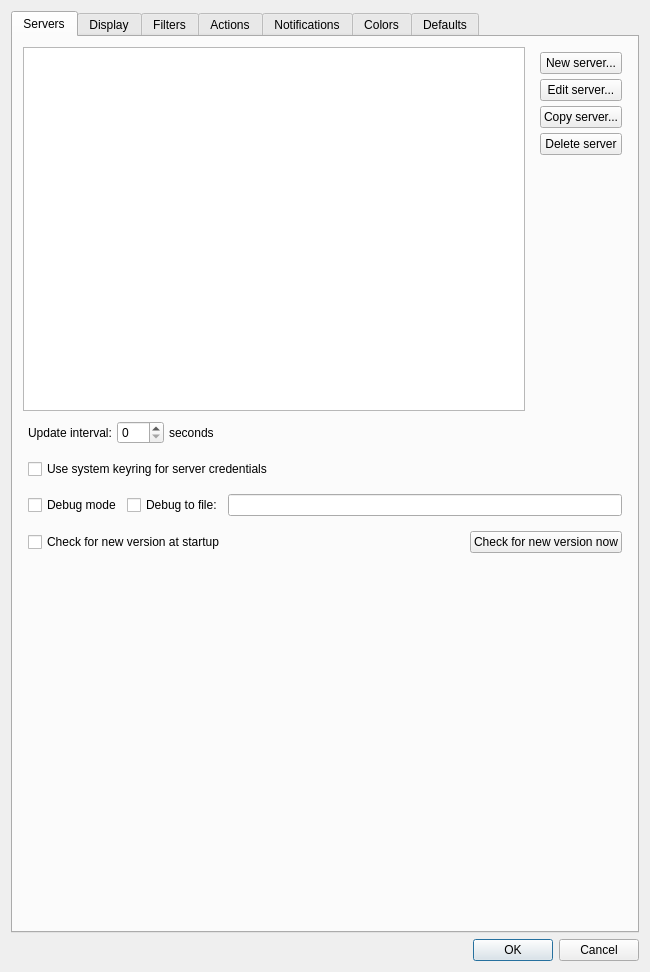
Before: the Qt Designer form Nagstamon/QUI/settings_main.ui in HenriWahl/Nagstamon, drawn with Qt 5.
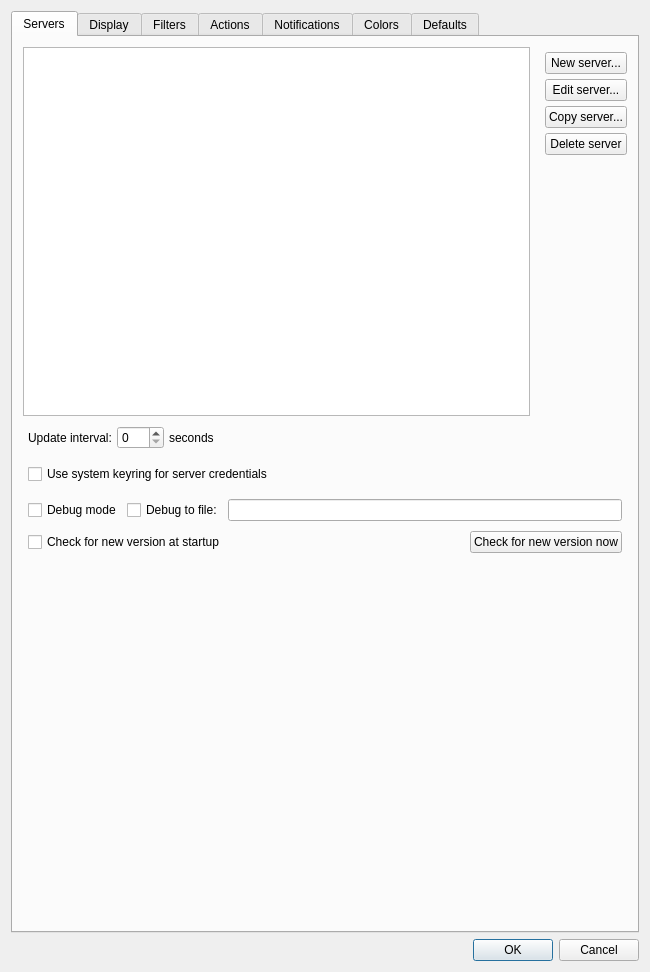
After: the same form once the commit is applied. The open tabs and pages were chosen to show the change.

Commit message: small main settings dialog fixes

```diff
--- a/Nagstamon/QUI/settings_main.ui
+++ b/Nagstamon/QUI/settings_main.ui
@@ -79,7 +79,7 @@
           <number>5</number>
          </property>
          <property name="bottomMargin">
-          <number>5</number>
+          <number>0</number>
          </property>
          <item>
           <widget class="QCheckBox" name="input_checkbox_debug_mode">
@@ -115,7 +115,7 @@
           <number>5</number>
          </property>
          <property name="rightMargin">
-          <number>5</number>
+          <number>0</number>
          </property>
          <property name="bottomMargin">
           <number>5</number>
@@ -257,7 +257,7 @@
           <number>5</number>
          </property>
          <property name="bottomMargin">
-          <number>5</number>
+          <number>0</number>
          </property>
          <item>
           <widget class="QCheckBox" name="input_checkbox_check_for_new_version">
```
Left out of the diff: 4 changed lines with no effect on the pictures. The commit also changes 3 other files.
